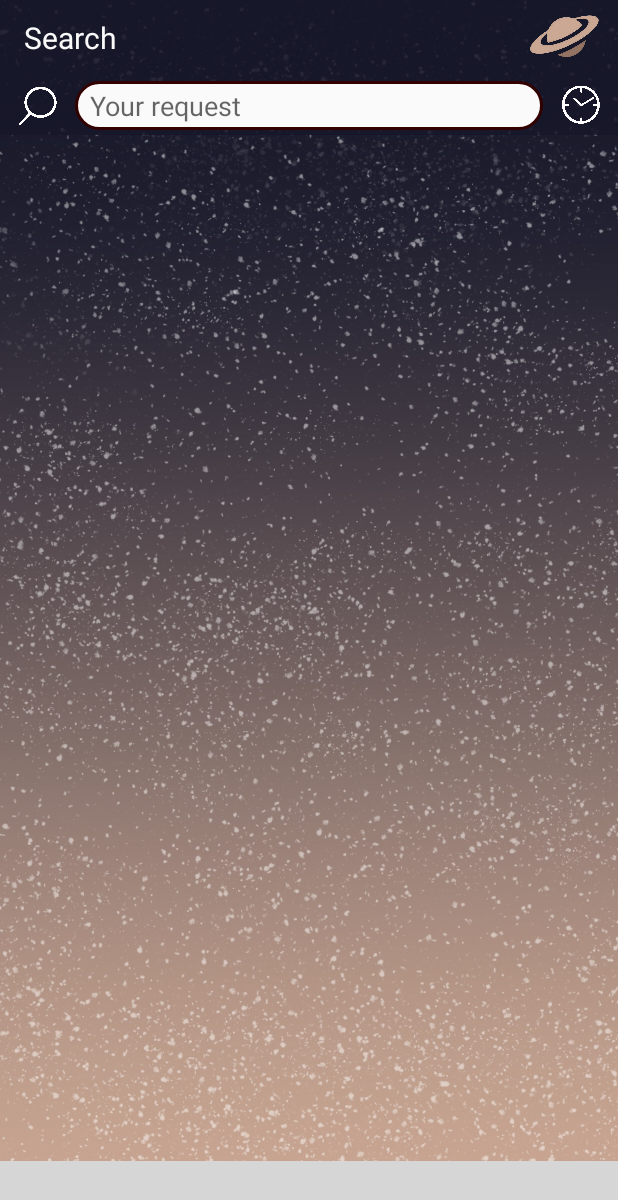
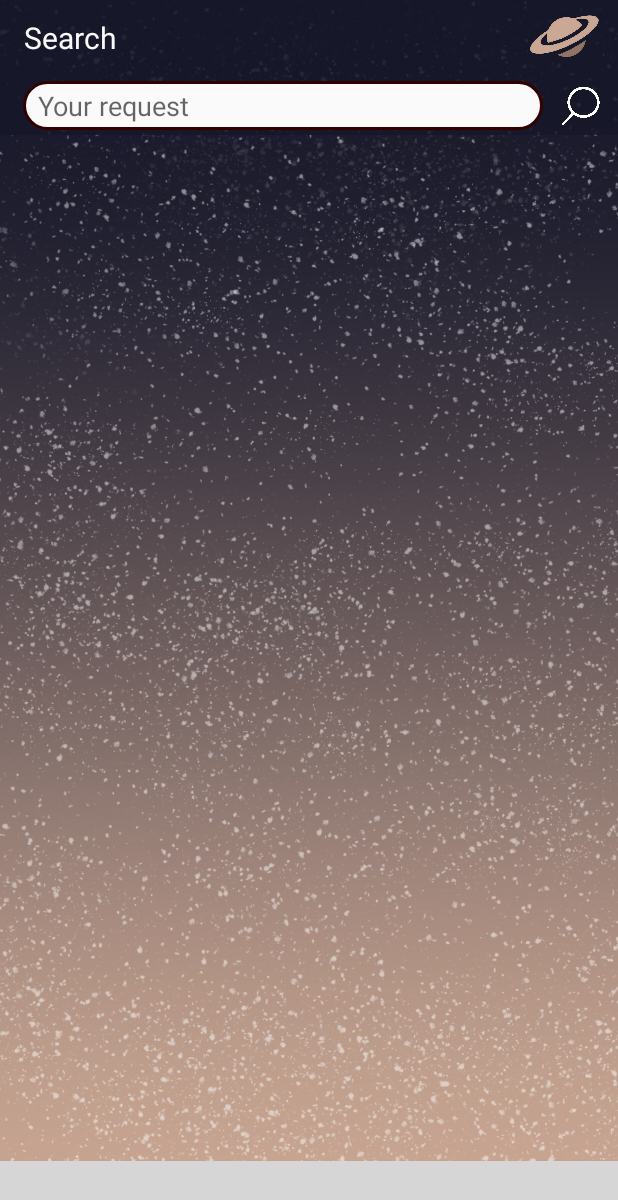
Before and after one commit to redbreadplease/Cyclop, an Android app: the SearchActivity screen opened directly, with no data from a screen before it, on a phone screen of 412 x 824 dp. Shown: the top 1200 px of the screen. Run offline under Robolectric (Android 15) with nearby library versions, the light colour scheme and no system bars; plain views replace BottomNavigationViewEx; 6 statements that could not run were skipped; grey boxes are pictures that could not be loaded.

Commit message:
Added swipe refresh spinner and ability of searching posts doing search request

```diff
--- a/app/src/main/java/com/example/spacenews/activities/ConstellationsActivity.kt
+++ b/app/src/main/java/com/example/spacenews/activities/ConstellationsActivity.kt
@@ -10,6 +10,6 @@ class ConstellationsActivity : BaseActivity() {
     override fun onCreate(savedInstanceState: Bundle?) {
         super.onCreate(savedInstanceState)
         setContentView(R.layout.activity_constellations)
-        setActivityView(ButtonsPurposes.CONSTELLATIONS)
+        setupNavbar(ButtonsPurposes.CONSTELLATIONS)
     }
 }
--- a/app/src/main/java/com/example/spacenews/activities/PlanetActivity.kt
+++ b/app/src/main/java/com/example/spacenews/activities/PlanetActivity.kt
@@ -8,7 +8,7 @@ import com.example.spacenews.activities.enums.ButtonsPurposes.PLANET
 class PlanetActivity : BaseActivity() {
     override fun onCreate(savedInstanceState: Bundle?) {
         super.onCreate(savedInstanceState)
-        setContentView(R.layout.activity_search)
-        setActivityView(PLANET)
+        setContentView(R.layout.activity_planet)
+        setupNavbar(PLANET)
     }
 }
--- a/app/src/main/java/com/example/spacenews/activities/SearchActivity.kt
+++ b/app/src/main/java/com/example/spacenews/activities/SearchActivity.kt
@@ -1,14 +1,30 @@
 package com.example.spacenews.activities
 
 import android.os.Bundle
+import android.widget.EditText
 import com.example.spacenews.R
-import com.example.spacenews.activities.abstracts.BaseActivity
+import com.example.spacenews.activities.abstracts.RecyclableSearchActivity
 import com.example.spacenews.activities.enums.ButtonsPurposes.SEARCH
+import kotlin.concurrent.thread
 
-class SearchActivity : BaseActivity() {
+class SearchActivity : RecyclableSearchActivity() {
     override fun onCreate(savedInstanceState: Bundle?) {
         super.onCreate(savedInstanceState)
         setContentView(R.layout.activity_search)
-        setActivityView(SEARCH)
+        setThisActivityClickableZones()
+        setContentSpaceAndNavbar(SEARCH)
+    }
+
+    override fun refreshContent() {
+        handleSearchRequest(
+            findViewById<EditText>(R.id.search_text_request_frame).getText().toString()
+        )
+    }
+
+    override fun handleSearchRequest(requestBody: String) {
+        if (requestBody != "")
+            thread {
+                tryShowResults(requestBody)
+            }
     }
 }
--- a/app/src/main/java/com/example/spacenews/activities/abstracts/BaseActivity.kt
+++ b/app/src/main/java/com/example/spacenews/activities/abstracts/BaseActivity.kt
@@ -2,6 +2,8 @@ package com.example.spacenews.activities.abstracts
 
 import android.content.Intent
 import android.view.MenuItem
+import android.widget.Button
+import android.widget.EditText
 import androidx.appcompat.app.AppCompatActivity
 import androidx.core.view.get
 import com.example.spacenews.R
@@ -18,12 +20,7 @@ import kotlin.concurrent.thread
 abstract class BaseActivity : AppCompatActivity() {
     private var currentPageId: Int = -1
 
-    fun setActivityView(buttonActive: ButtonsPurposes) {
-        setupBottomNavbar()
-        setSelectedItemMenuIcon(buttonActive)
-    }
-
-    private fun setupBottomNavbar() {
+    fun setupNavbar(activeButtonPurpose: ButtonsPurposes) {
         bottom_navigation_view.setTextVisibility(false)
         bottom_navigation_view.enableAnimation(false)
         for (i in 0 until bottom_navigation_view.menu.size())
@@ -43,6 +40,22 @@ abstract class BaseActivity : AppCompatActivity() {
                 }
             }
         })
+        bottom_navigation_view.menu[
+                when (activeButtonPurpose) {
+                    ButtonsPurposes.NEWS -> 0
+                    ButtonsPurposes.SEARCH -> 1
+                    ButtonsPurposes.PLANET -> 2
+                    ButtonsPurposes.CONSTELLATIONS -> 3
+
+                }
+        ].icon = getDrawable(
+            when (activeButtonPurpose) {
+                ButtonsPurposes.NEWS -> R.drawable.ic_m_news_button_beige
+                ButtonsPurposes.SEARCH -> R.drawable.ic_m_search_button_beige
+                ButtonsPurposes.PLANET -> R.drawable.ic_m_planet_button_beige
+                ButtonsPurposes.CONSTELLATIONS -> R.drawable.ic_m_constellations_button_beige
+            }
+        )
     }
 
     private fun buttonClicked(buttonsPurpose: ButtonsPurposes?) {
@@ -81,23 +94,4 @@ abstract class BaseActivity : AppCompatActivity() {
             else -> null
         }
     }
-
-    fun setSelectedItemMenuIcon(purpose: ButtonsPurposes) {
-        bottom_navigation_view.menu[
-                when (purpose) {
-                    ButtonsPurposes.NEWS -> 0
-                    ButtonsPurposes.SEARCH -> 1
-                    ButtonsPurposes.PLANET -> 2
-                    ButtonsPurposes.CONSTELLATIONS -> 3
-
-                }
-        ].icon = getDrawable(
-            when (purpose) {
-                ButtonsPurposes.NEWS -> R.drawable.ic_m_news_button_beige
-                ButtonsPurposes.SEARCH -> R.drawable.ic_m_search_button_beige
-                ButtonsPurposes.PLANET -> R.drawable.ic_m_planet_button_beige
-                ButtonsPurposes.CONSTELLATIONS -> R.drawable.ic_m_constellations_button_beige
-            }
-        )
-    }
 }
--- a/app/src/main/java/com/example/spacenews/activities/abstracts/RecyclableActivity.kt
+++ b/app/src/main/java/com/example/spacenews/activities/abstracts/RecyclableActivity.kt
@@ -2,23 +2,55 @@ package com.example.spacenews.activities.abstracts
 
 import androidx.recyclerview.widget.LinearLayoutManager
 import androidx.recyclerview.widget.RecyclerView
+import androidx.swiperefreshlayout.widget.SwipeRefreshLayout
 import com.example.spacenews.R
+import com.example.spacenews.activities.enums.ButtonsPurposes
 import com.example.spacenews.recyclerview.RecyclerViewAdapter
 import com.example.spacenews.retrofit.pojos.SpaceNewsPost
+import kotlin.concurrent.thread
 
 abstract class RecyclableActivity : BaseActivity() {
     private var recyclerView: RecyclerView? = null
     private var adapter: RecyclerViewAdapter? = null
+    var swipeRefresher: SwipeRefreshLayout? = null
+
+    fun setContentSpaceAndNavbar(activeButtonPurpose: ButtonsPurposes) {
+        setupNavbar(activeButtonPurpose)
+        setRecyclerView()
+        setSwipeRefresher()
+    }
 
     fun setAdapter(list: MutableList<SpaceNewsPost?>) {
         adapter = RecyclerViewAdapter(list)
         recyclerView?.adapter = adapter
     }
 
-    fun setRecyclerView() {
-        recyclerView = findViewById(R.id.recyclerview)
-        recyclerView?.layoutManager = LinearLayoutManager(this)
+    private fun setRecyclerView() {
+        if (recyclerView == null) {
+            recyclerView = findViewById(R.id.recyclerview)
+            recyclerView?.layoutManager = LinearLayoutManager(this)
+        }
     }
 
-    fun isAdapterSet(): Boolean = adapter == null
+    private fun setSwipeRefresher() {
+        if (swipeRefresher == null) {
+            swipeRefresher = findViewById(R.id.swipe_refresher)
+            swipeRefresher?.setProgressBackgroundColorSchemeColor(
+                getResources().getColor(
+                    R.color.colorSpaceBar
+                )
+            )
+            swipeRefresher?.setColorSchemeColors(getResources().getColor(R.color.colorC6F))
+            swipeRefresher?.setOnRefreshListener(SwipeRefreshLayout.OnRefreshListener {
+                thread {
+                    refreshContent()
+                    swipeRefresher?.setRefreshing(false)
+                }
+            })
+        }
+    }
+
+    abstract fun refreshContent()
+
+    fun isAdapterSet(): Boolean = adapter != null
 }
--- a/app/src/main/java/com/example/spacenews/retrofit/JSONPlaceHolderApi.kt
+++ b/app/src/main/java/com/example/spacenews/retrofit/JSONPlaceHolderApi.kt
@@ -12,4 +12,7 @@ interface JSONPlaceHolderApi {
 
     @GET("/api/space/news.get")
     fun getPosts(): Call<List<SpaceNewsPost?>>?
+
+    @GET("/api/space/news.get?q=<q>")
+    fun getFilteredPosts(@Query("q") q: String): Call<List<SpaceNewsPost?>>?
 }
--- a/app/src/main/res/layout/activity_search.xml
+++ b/app/src/main/res/layout/activity_search.xml
@@ -51,20 +51,11 @@
         android:foregroundGravity="center"
         app:layout_constraintTop_toBottomOf="@id/top_toolbar">
 
-        <ImageView
-            android:layout_width="28dp"
-            android:layout_height="28dp"
-            android:src="@drawable/ic_m_search_button_white"
-            app:layout_constraintBottom_toBottomOf="parent"
-            app:layout_constraintLeft_toLeftOf="parent"
-            app:layout_constraintRight_toLeftOf="@id/search_text_request_frame"
-            app:layout_constraintTop_toTopOf="parent" />
-
         <EditText
             android:id="@+id/search_text_request_frame"
             android:layout_width="match_parent"
             android:layout_height="wrap_content"
-            android:layout_marginLeft="50dp"
+            android:layout_marginLeft="15dp"
             android:layout_marginRight="50dp"
             android:background="@drawable/search_field_background_view"
             android:gravity="center_vertical"
@@ -80,10 +71,11 @@
             app:layout_constraintRight_toRightOf="parent"
             app:layout_constraintTop_toTopOf="parent" />
 
-        <ImageView
+        <Button
+            android:id="@+id/search_posts_button"
             android:layout_width="28dp"
             android:layout_height="28dp"
-            android:src="@drawable/ic_m_clock_button_white"
+            android:background="@drawable/ic_m_search_button_white"
             app:layout_constraintBottom_toBottomOf="parent"
             app:layout_constraintLeft_toRightOf="@id/search_text_request_frame"
             app:layout_constraintRight_toRightOf="parent"
@@ -91,6 +83,19 @@
 
 
     </androidx.constraintlayout.widget.ConstraintLayout>
+
+    <androidx.swiperefreshlayout.widget.SwipeRefreshLayout
+        android:id="@+id/swipe_refresher"
+        android:layout_width="match_parent"
+        android:layout_height="match_parent"
+        android:layout_marginBottom="50dp"
+        android:layout_marginTop="90dp">
+
+        <androidx.recyclerview.widget.RecyclerView
+            android:id="@+id/recyclerview"
+            android:layout_width="match_parent"
+            android:layout_height="match_parent" />
+    </androidx.swiperefreshlayout.widget.SwipeRefreshLayout>
 
     <com.ittianyu.bottomnavigationviewex.BottomNavigationViewEx
         android:id="@+id/bottom_navigation_view"
```
Also changed, not shown: app/src/main/java/com/example/spacenews/activities/NewsActivity.kt (+8 -3 lines), app/src/main/java/com/example/spacenews/activities/abstracts/RecyclableNewsActivity.kt (renamed from app/src/main/java/com/example/spacenews/activities/abstracts/RecyclableNetworkActivity.kt, +9 -9 lines), app/src/main/java/com/example/spacenews/activities/abstracts/RecyclableSearchActivity.kt (+71 -1 lines), app/src/main/res/layout/activity_news.xml (+9 -3 lines).
